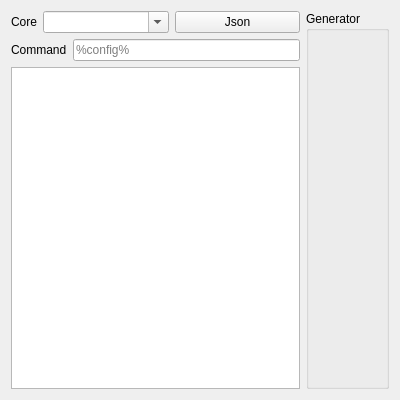
Before: the Qt Designer form ui/edit/edit_custom.ui in MatsuriDayo/nekoray, drawn with Qt 5.
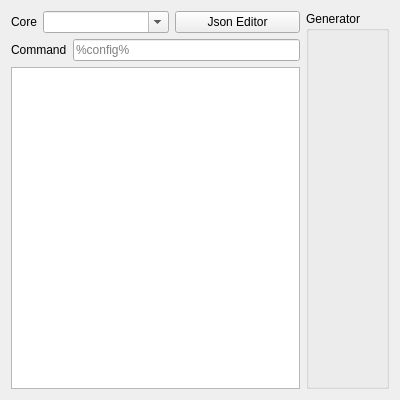
After: the same form once the commit is applied.

Patch:
```diff
--- a/ui/edit/edit_custom.ui
+++ b/ui/edit/edit_custom.ui
@@ -41,7 +41,7 @@
        <item>
         <widget class="QPushButton" name="as_json">
          <property name="text">
-          <string>Json</string>
+          <string>Json Editor</string>
          </property>
         </widget>
        </item>
```
Left out of the diff: 4 changed lines with no effect on the pictures.
